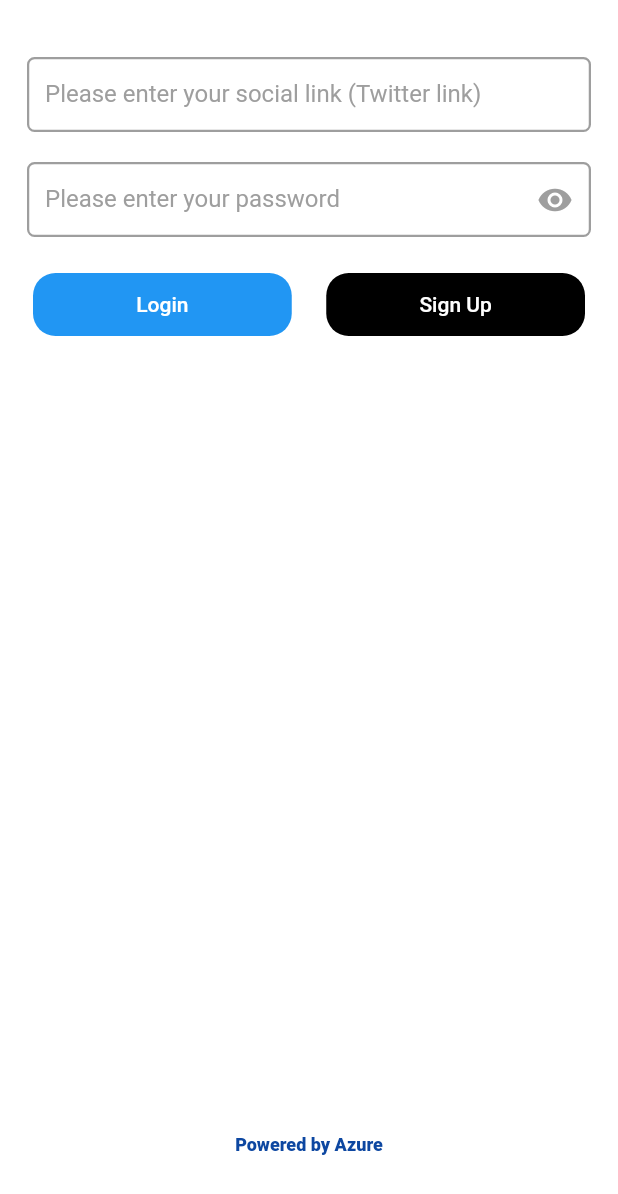
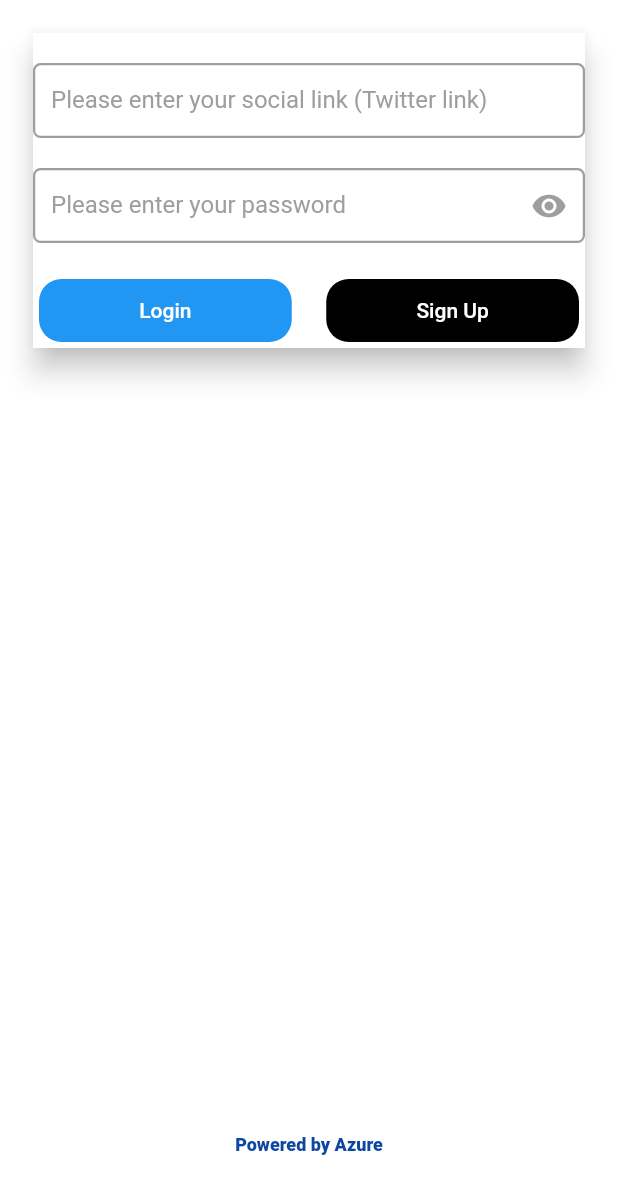
Before and after one commit to Algure/Follow-Me, a Flutter app: the first screen one second after launch, on a phone screen of 412 x 824 dp. Shown: the top 1194 px of the screen. Run offline on Flutter 3.47's test engine with Material 2 defaults, Android fonts, the phone set to English and light mode, and no system bars; drawn by our look-alikes of overlay_support; our stand-ins replace carousel_slider, connectivity, flutter_easyloading, flutter_progress_hud, pull_to_refresh, shared_preferences.

Commit message:
adapted views to screen size

```diff
--- a/lib/screens/login_screen.dart
+++ b/lib/screens/login_screen.dart
@@ -59,6 +59,13 @@ class _LoginScreenState extends State<LoginScreen> {
           mainAxisSize: MainAxisSize.max,
           children: [
             SingleChildScrollView(
+              child: Card(
+                elevation: 8,
+                child: Container(
+                  constraints: BoxConstraints(
+                    maxWidth: 500
+                  ),
+                  color: Colors.white,
                   child: Column(
                     children: [
                       Hero(
@@ -154,7 +161,6 @@ class _LoginScreenState extends State<LoginScreen> {
                         height: 50,
                         child: Row(
                             children:[
-
                               Expanded(
                                 child: MyButton(buttonColor: Colors.blue,
                                   onPressed:() async {
@@ -174,6 +180,8 @@ class _LoginScreenState extends State<LoginScreen> {
                         ),
                       ),
                     ],
+                  ),
+                ),
               ),
             ),
            Spacer(),
```
Also changed, not shown: lib/screens/home_screen.dart (+18 -8 lines), lib/screens/profile_screen.dart (+11 -0 lines), lib/utilities/azure.dart (+7 -7 lines), 1 other file. Lines whose indentation alone changed are shown as unchanged.
